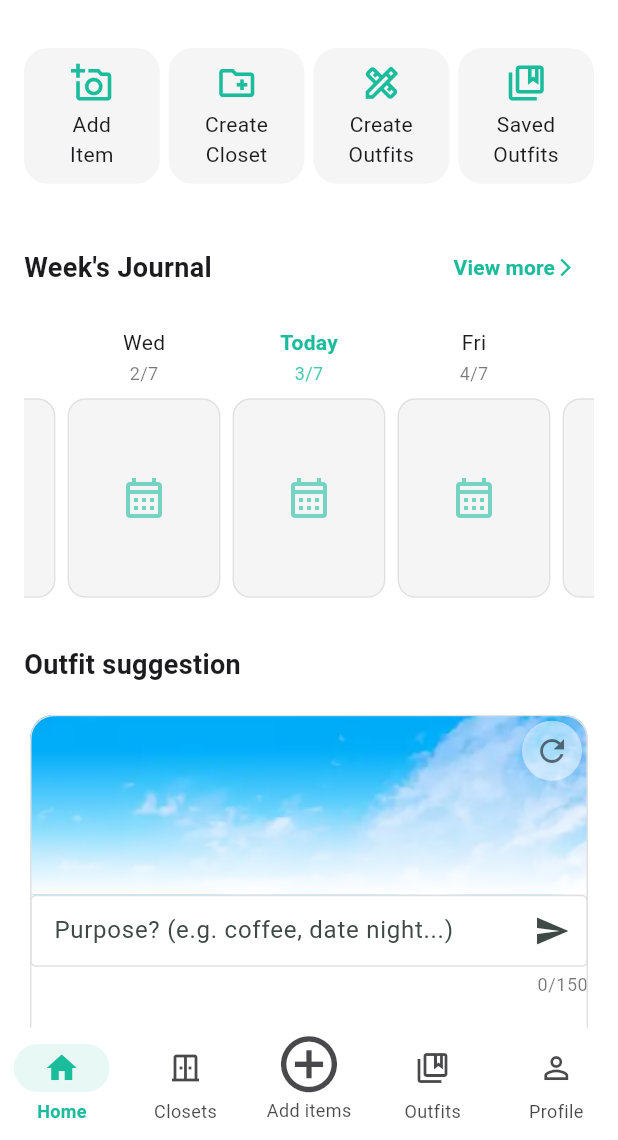
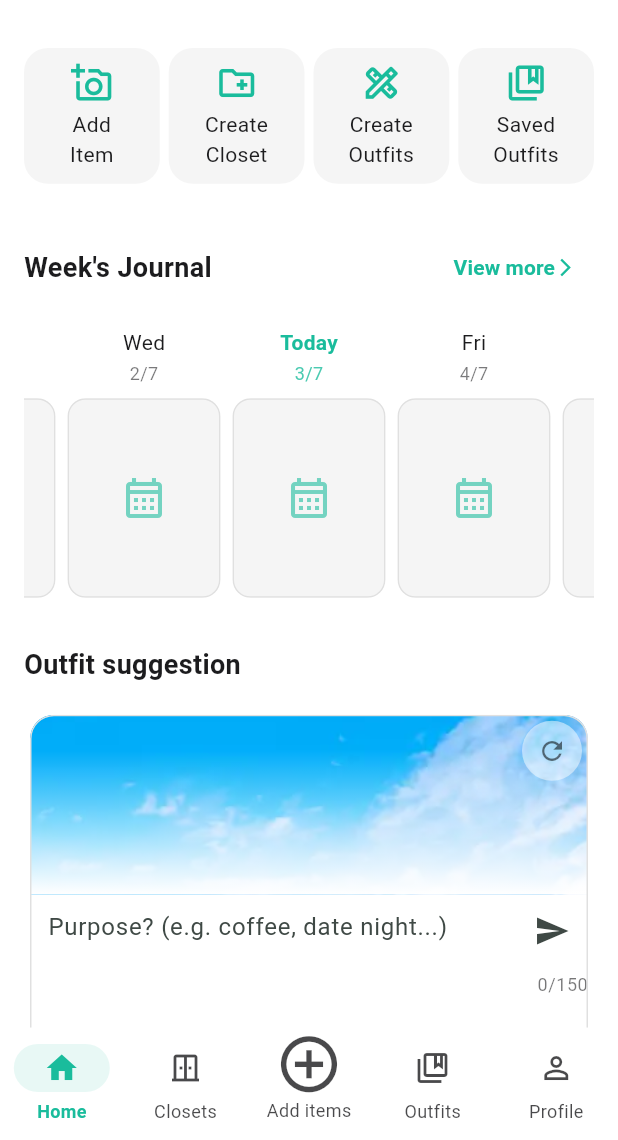
Before and after one commit to minhdatvn/MinCloset, a Flutter app: the screen it shows after launch, on a phone screen of 412 x 824 dp, the part 96-1236 px from its top. Run offline on Flutter 3.47's test engine with Material 3 defaults, Android fonts, the phone set to English and light mode, and no system bars; our stand-ins replace dotted_border, equatable, fl_chart, flutter_animate, flutter_dotenv, flutter_hooks and 18 more; missing offline and left inert: pro_image_editor; accounts and stored records are empty; network calls fail; Roboto replaces fonts that are missing (BeVietnamPro).

Commit message:
Thiết kế lại ô nhập purpose cho suggestion

```diff
--- a/lib/screens/pages/home_page.dart
+++ b/lib/screens/pages/home_page.dart
@@ -321,7 +321,7 @@ class _HomePageState extends ConsumerState<HomePage> {
                         top: 0,
                         right: 0,
                         child: IconButton(
-                          padding: const EdgeInsets.all(4.0),
+                          iconSize: 20,
                           icon: state.isRefreshingBackground
                               ? const SizedBox(
                                     width: 14,
@@ -392,7 +392,15 @@ class _HomePageState extends ConsumerState<HomePage> {
                 maxLines: null,
                 decoration: InputDecoration(
                   hintText: 'Purpose? (e.g. coffee, date night...)',
-                  border: const OutlineInputBorder(),
+                  border: const UnderlineInputBorder(
+                    borderSide: BorderSide(color: Colors.transparent),
+                  ),
+                  enabledBorder: const UnderlineInputBorder(
+                    borderSide: BorderSide(color: Colors.transparent),
+                  ),
+                  focusedBorder: UnderlineInputBorder(
+                    borderSide: BorderSide(color: theme.colorScheme.primary, width: 2.0),
+                  ),
                   contentPadding: const EdgeInsets.symmetric(horizontal: 12, vertical: 10),
                   counterText: "", // Quan trọng: Ẩn bộ đếm mặc định
                   suffixIcon: IconButton(
```
